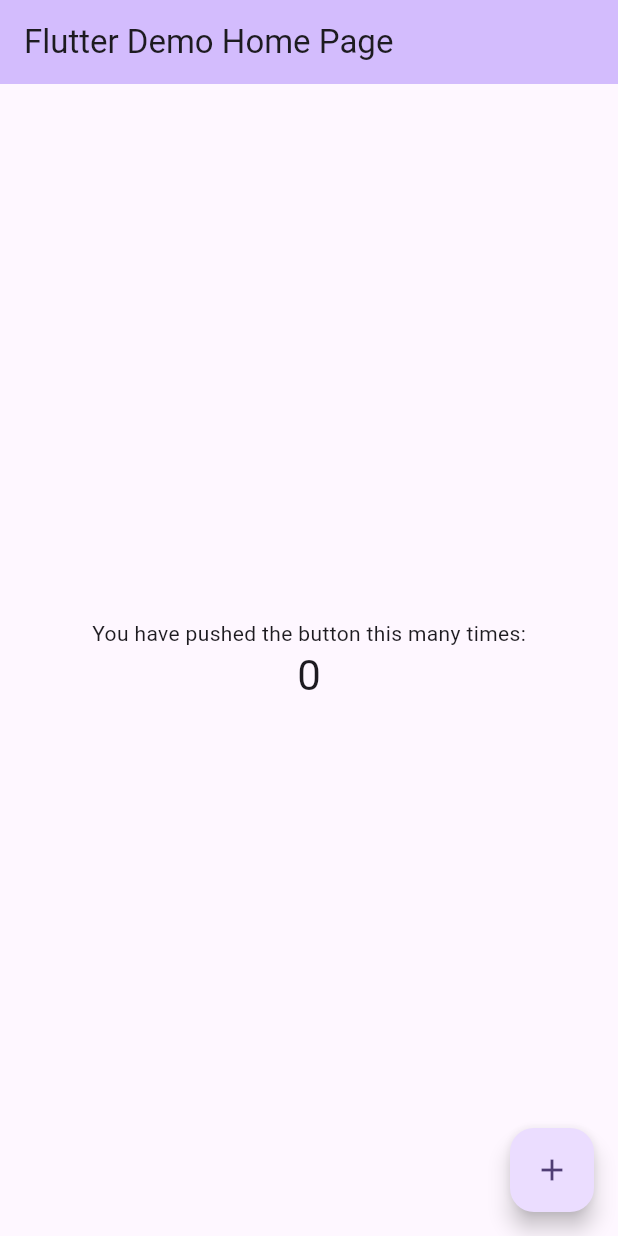
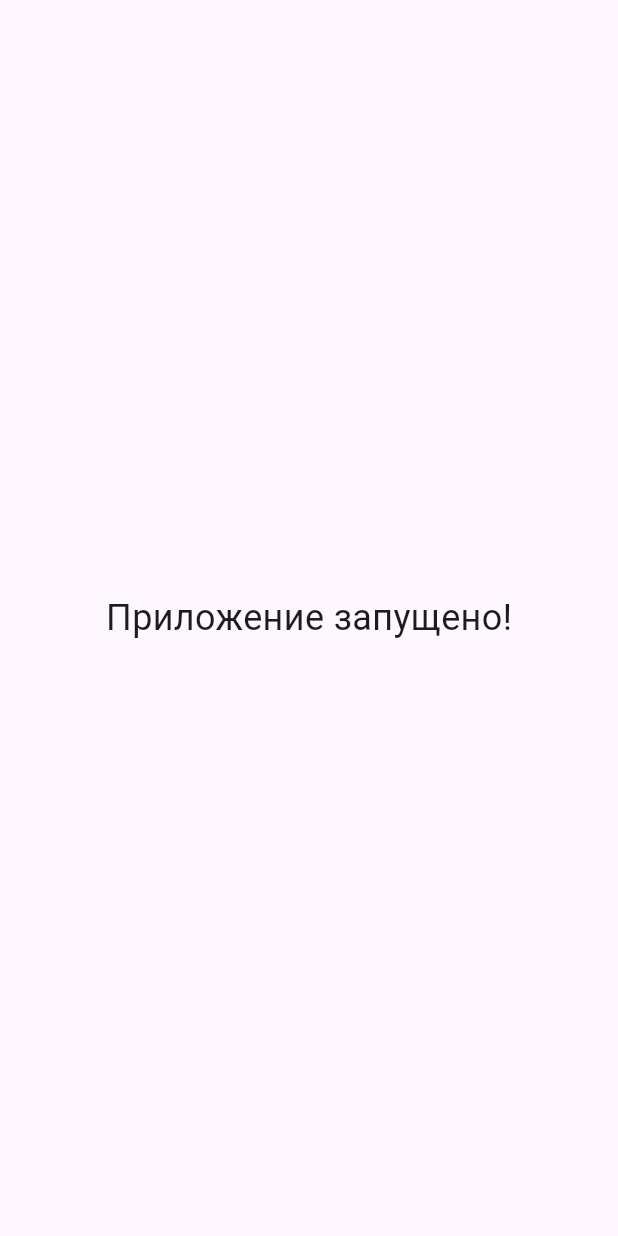
Before and after one commit to lon2graf/EduAtt, a Flutter app: the screen it shows after launch, on a phone screen of 412 x 824 dp. Run offline on Flutter 3.47's test engine with Material 3 defaults, Android fonts, the phone set to English and light mode, and no system bars; our stand-ins replace flutter_dotenv, go_router, supabase_flutter; accounts and stored records are empty.

Commit message:
Добавил оставшиеся модели, сделал подключение к бд, установил необходимые зависимости

```diff
--- a/lib/main.dart
+++ b/lib/main.dart
@@ -1,122 +1,59 @@
 import 'package:flutter/material.dart';
+import 'package:edu_att/supabase/supabase_config.dart';
+import 'package:flutter_dotenv/flutter_dotenv.dart';
+import 'package:go_router/go_router.dart';
 
-void main() {
-  runApp(const MyApp());
+void main() async {
+  WidgetsFlutterBinding.ensureInitialized();
+
+  try {
+    await dotenv.load(fileName: ".env");
+    await SupabaseConfig.init();
+  } catch (e, stackTrace) {
+    print('Ошибка при инициализации: $e');
+    print(stackTrace);
+  }
+
+  final GoRouter appRouter = GoRouter(
+    routes: [
+      GoRoute(
+        path: '/',
+        builder: (context, state) => const PlaceholderScreen(),
+      ),
+    ],
+  );
+
+  runApp(EduAttApp(router: appRouter));
 }
 
-class MyApp extends StatelessWidget {
-  const MyApp({super.key});
+class EduAttApp extends StatelessWidget {
+  final GoRouter router;
 
-  // This widget is the root of your application.
+  const EduAttApp({super.key, required this.router});
+
   @override
   Widget build(BuildContext context) {
-    return MaterialApp(
-      title: 'Flutter Demo',
+    return MaterialApp.router(
+      debugShowCheckedModeBanner: false,
+      title: 'EduAtt',
       theme: ThemeData(
-        // This is the theme of your application.
-        //
-        // TRY THIS: Try running your application with "flutter run". You'll see
-        // the application has a purple toolbar. Then, without quitting the app,
-        // try changing the seedColor in the colorScheme below to Colors.green
-        // and then invoke "hot reload" (save your changes or press the "hot
-        // reload" button in a Flutter-supported IDE, or press "r" if you used
-        // the command line to start the app).
-        //
-        // Notice that the counter didn't reset back to zero; the application
-        // state is not lost during the reload. To reset the state, use hot
-        // restart instead.
-        //
-        // This works for code too, not just values: Most code changes can be
-        // tested with just a hot reload.
         colorScheme: ColorScheme.fromSeed(seedColor: Colors.deepPurple),
+        useMaterial3: true,
       ),
-      home: const MyHomePage(title: 'Flutter Demo Home Page'),
+      routerConfig: router,
     );
   }
 }
 
-class MyHomePage extends StatefulWidget {
-  const MyHomePage({super.key, required this.title});
-
-  // This widget is the home page of your application. It is stateful, meaning
-  // that it has a State object (defined below) that contains fields that affect
-  // how it looks.
-
-  // This class is the configuration for the state. It holds the values (in this
-  // case the title) provided by the parent (in this case the App widget) and
-  // used by the build method of the State. Fields in a Widget subclass are
-  // always marked "final".
-
-  final String title;
-
-  @override
-  State<MyHomePage> createState() => _MyHomePageState();
-}
-
-class _MyHomePageState extends State<MyHomePage> {
-  int _counter = 0;
-
-  void _incrementCounter() {
-    setState(() {
-      // This call to setState tells the Flutter framework that something has
-      // changed in this State, which causes it to rerun the build method below
-      // so that the display can reflect the updated values. If we changed
-      // _counter without calling setState(), then the build method would not be
-      // called again, and so nothing would appear to happen.
-      _counter++;
-    });
-  }
+class PlaceholderScreen extends StatelessWidget {
+  const PlaceholderScreen({super.key});
 
   @override
   Widget build(BuildContext context) {
-    // This method is rerun every time setState is called, for instance as done
-    // by the _incrementCounter method above.
-    //
-    // The Flutter framework has been optimized to make rerunning build methods
-    // fast, so that you can just rebuild anything that needs updating rather
-    // than having to individually change instances of widgets.
-    return Scaffold(
-      appBar: AppBar(
-        // TRY THIS: Try changing the color here to a specific color (to
-        // Colors.amber, perhaps?) and trigger a hot reload to see the AppBar
-        // change color while the other colors stay the same.
-        backgroundColor: Theme.of(context).colorScheme.inversePrimary,
-        // Here we take the value from the MyHomePage object that was created by
-        // the App.build method, and use it to set our appbar title.
-        title: Text(widget.title),
+    return const Scaffold(
+      body: Center(
+        child: Text('Приложение запущено!', style: TextStyle(fontSize: 24)),
       ),
-      body: Center(
-        // Center is a layout widget. It takes a single child and positions it
-        // in the middle of the parent.
-        child: Column(
-          // Column is also a layout widget. It takes a list of children and
-          // arranges them vertically. By default, it sizes itself to fit its
-          // children horizontally, and tries to be as tall as its parent.
-          //
-          // Column has various properties to control how it sizes itself and
-          // how it positions its children. Here we use mainAxisAlignment to
-          // center the children vertically; the main axis here is the vertical
-          // axis because Columns are vertical (the cross axis would be
-          // horizontal).
-          //
-          // TRY THIS: Invoke "debug painting" (choose the "Toggle Debug Paint"
-          // action in the IDE, or press "p" in the console), to see the
-          // wireframe for each widget.
-          mainAxisAlignment: MainAxisAlignment.center,
-          children: <Widget>[
-            const Text('You have pushed the button this many times:'),
-            Text(
-              '$_counter',
-              style: Theme.of(context).textTheme.headlineMedium,
-            ),
-          ],
-        ),
-      ),
-      floatingActionButton: FloatingActionButton(
-        onPressed: _incrementCounter,
-        tooltip: 'Increment',
-        child: const Icon(Icons.add),
-      ), // This trailing comma makes auto-formatting nicer for build methods.
     );
   }
 }
--- a/pubspec.yaml
+++ b/pubspec.yaml
@@ -34,6 +34,12 @@ dependencies:
   # The following adds the Cupertino Icons font to your application.
   # Use with the CupertinoIcons class for iOS style icons.
   cupertino_icons: ^1.0.8
+  supabase_flutter: ^2.10.3
+  flutter_dotenv: ^6.0.0
+  shared_preferences: ^2.5.3
+  go_router: ^16.3.0
+  http: ^1.5.0
+  flutter_svg: ^2.2.1
 
 dev_dependencies:
   flutter_test:
```
Also changed, not shown: lib/models/insituiton_model.dart (+4 -4 lines), lib/models/lesson_attendance_model.dart (added, +31 -0 lines), lib/supabase/clean_http_client.dart (added, +14 -0 lines), lib/supabase/supabase_config.dart (added, +14 -0 lines), 1 other file.
